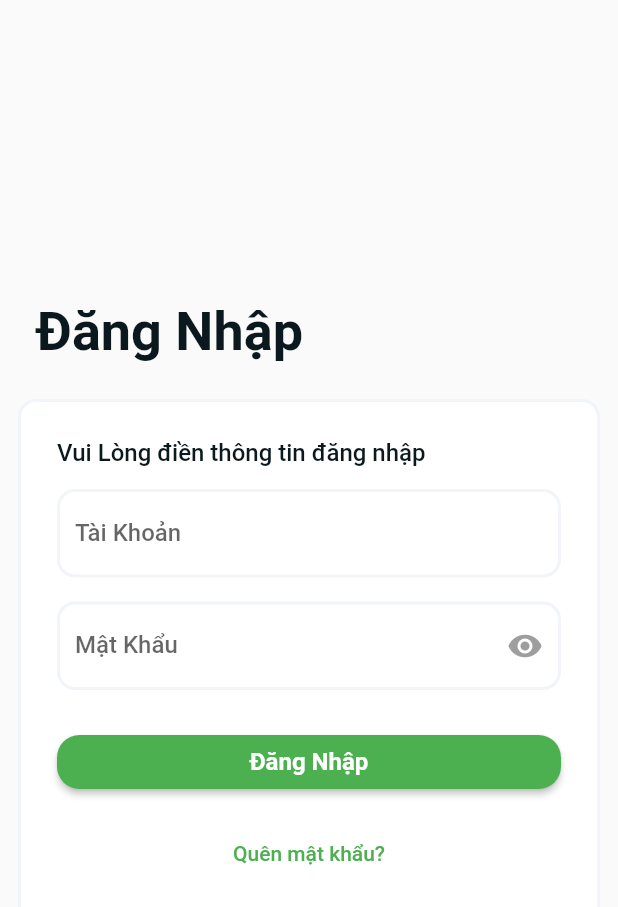
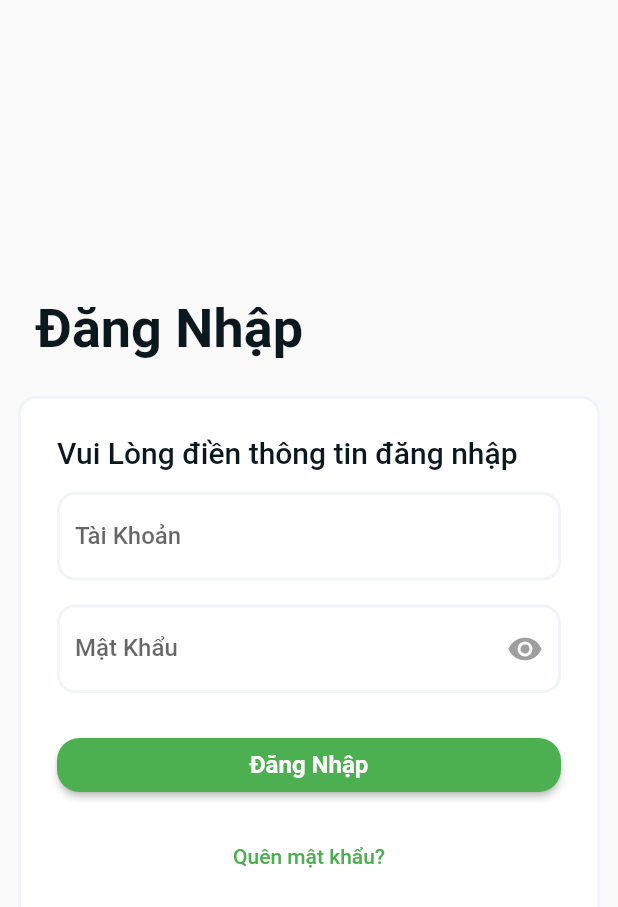
Before and after one commit to minhthanh-2109/restaurant-management-project, a Flutter app: the screen it shows after launch, on a phone screen of 412 x 824 dp. Shown: the top 907 px of the screen. Run offline on Flutter 3.47's test engine with Material 2 defaults, Android fonts, the light colour scheme and no system bars; Roboto replaces fonts that are missing (Plus Jakarta Sans).

```diff
--- a/lib/screens/login_page.dart
+++ b/lib/screens/login_page.dart
@@ -106,12 +106,15 @@ class _LoginPageState extends State<LoginPage> {
                                 const Row(
                                   mainAxisAlignment: MainAxisAlignment.start,
                                   children: [
-                                    Text(
-                                      "Vui Lòng điền thông tin đăng nhập",
-                                      style: TextStyle(
-                                        fontSize: 16,
-                                        fontWeight: FontWeight.w500,
-                                        color: Color(0xFF0B191E),
+                                    Flexible(
+                                      child: Text(
+                                        "Vui Lòng điền thông tin đăng nhập",
+                                        style: TextStyle(
+                                          fontSize: 20,
+                                          fontWeight: FontWeight.w500,
+                                          color: Color(0xFF0B191E),
+                                        ),
+                                        softWrap: true,
                                       ),
                                     ),
                                   ],
```
Also changed, not shown: lib/widgets/manage_food_widgets/manage_food_item.dart (+14 -5 lines).
